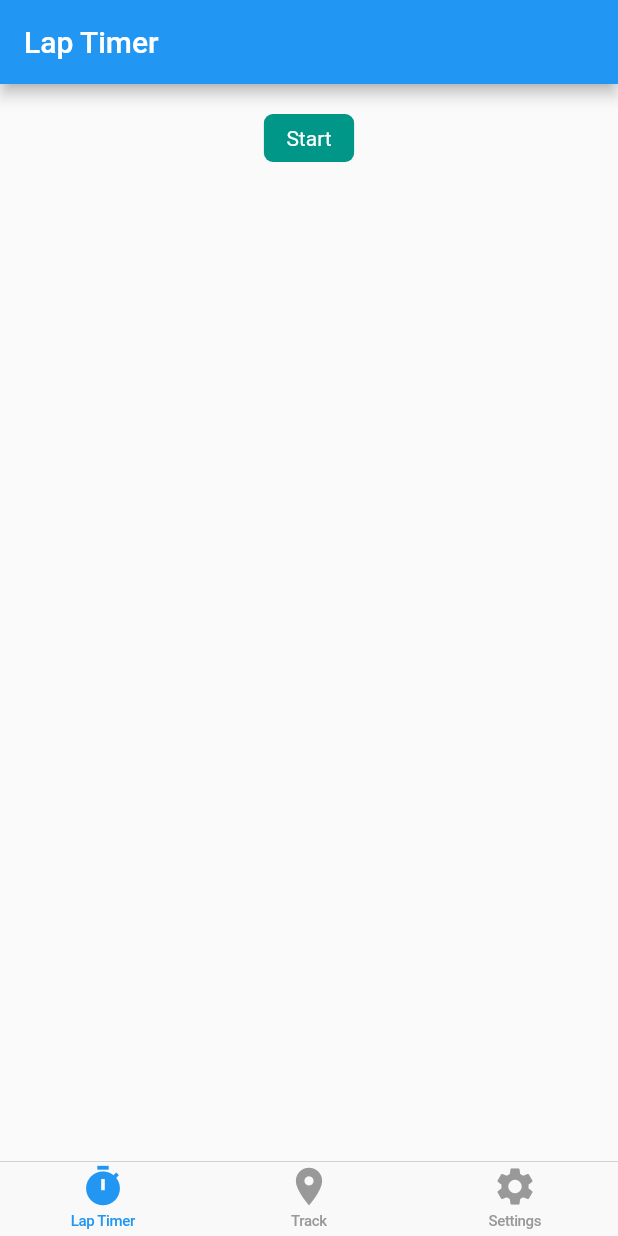
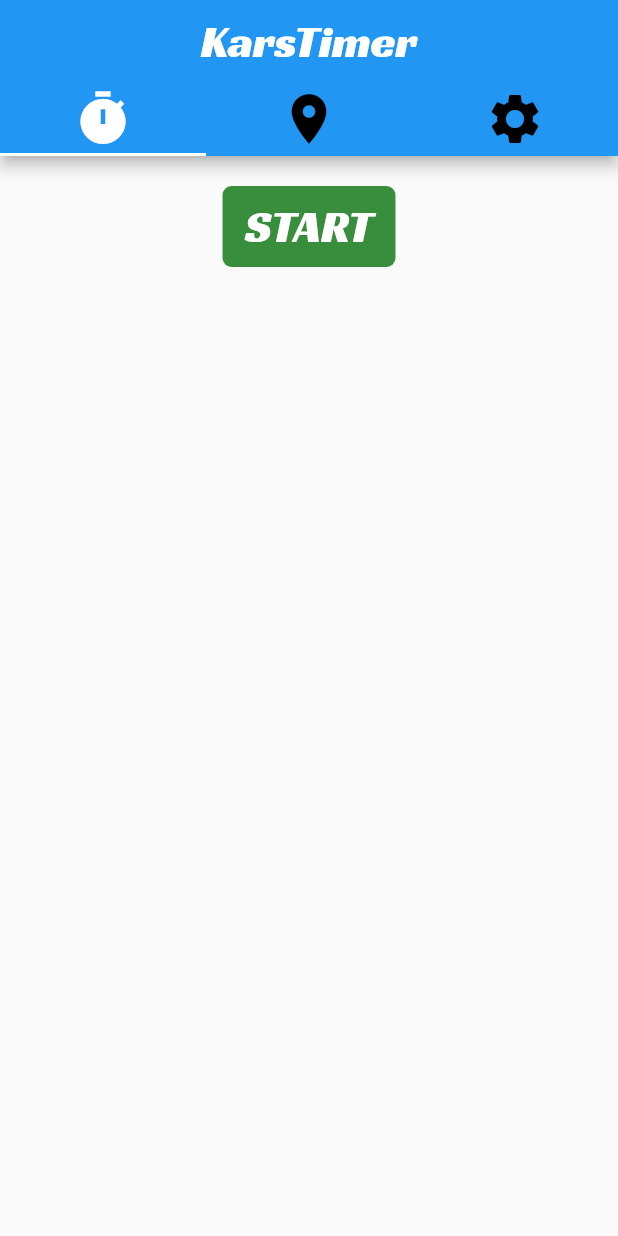
Before and after one commit to markleavitt/karstimer, a Flutter app: the screen it shows after launch, on a phone screen of 412 x 824 dp. Run offline on Flutter 3.47's test engine with Material 2 defaults, Android fonts, the phone set to English and light mode, and no system bars; missing offline and left inert: geolocation.

Commit message:
Added custom font, working (note timer tab loses state on switching tabs, need to fix)

```diff
--- a/lib/main.dart
+++ b/lib/main.dart
@@ -2,7 +2,6 @@
 //  Geolocation library Copyright (c) 2018 Loup Inc.
 //  Licensed under Apache License v2.0
 
-import 'package:flutter/cupertino.dart';
 import 'package:flutter/material.dart';
 import 'package:geolocation/geolocation.dart';
 import 'tab_track.dart';
@@ -29,37 +28,33 @@ class _MyAppState extends State<MyApp> {
   @override
   Widget build(BuildContext context) {
     return MaterialApp(
-      home: CupertinoTabScaffold(
-        tabBar: CupertinoTabBar(
-          items: <BottomNavigationBarItem>[
-            BottomNavigationBarItem(
-              title: Text('Lap Timer'),
-              icon: Icon(Icons.timer),
+      home: DefaultTabController(
+        length: 3,
+        child: Scaffold(
+            appBar: AppBar(
+              bottom: TabBar(
+                tabs: [
+                  Tab(icon: Icon(Icons.timer, size: 40.0)),
+                  Tab(icon: Icon(Icons.location_on, size: 40.0)),
+                  Tab(icon: Icon(Icons.settings, size: 40.0))
+                ],
+                unselectedLabelColor: Colors.black,
+              ),
+              title: Center(
+                child: Text(
+                  'KarsTimer',
+                  style: TextStyle(
+                    fontSize: 30.0,
+                    fontFamily: 'RacingSansOne',
+                  ),
+                ),
+              ),
             ),
-            BottomNavigationBarItem(
-              title: Text('Track'),
-              icon: Icon(Icons.location_on),
-            ),
-            BottomNavigationBarItem(
-              title: Text('Settings'),
-              icon: Icon(Icons.settings),
-            ),
-          ],
-        ),
-        tabBuilder: (BuildContext context, int index) {
-          return CupertinoTabView(
-            builder: (BuildContext context) {
-              switch (index) {
-                case 0:
-                  return TabLapTimer();
-                case 1:
-                  return TabTrack();
-                case 2:
-                  return TabSettings();
-              }
-            },
-          );
-        },
+            body: TabBarView(children: [
+              TabLapTimer(),
+              TabTrack(),
+              TabSettings(),
+            ])),
       ),
     );
   }
@@ -73,3 +68,36 @@ class _MyAppState extends State<MyApp> {
     });
   }
 }
+
+// CupertinoTabScaffold(
+// tabBar: CupertinoTabBar(
+// items: <BottomNavigationBarItem>[
+// BottomNavigationBarItem(
+// title: Text('Lap Timer'),
+// icon: Icon(Icons.timer),
+// ),
+// BottomNavigationBarItem(
+// title: Text('Track'),
+// icon: Icon(Icons.location_on),
+// ),
+// BottomNavigationBarItem(
+// title: Text('Settings'),
+// icon: Icon(Icons.settings),
+// ),
+// ],
+// ),
+// tabBuilder: (BuildContext context, int index) {
+// return CupertinoTabView(
+// builder: (BuildContext context) {
+// switch (index) {
+// case 0:
+// return TabLapTimer();
+// case 1:
+// return TabTrack();
+// case 2:
+// return TabSettings();
+// }
+// },
+// );
+// },
+// ),
--- a/lib/tab_lap_timer.dart
+++ b/lib/tab_lap_timer.dart
@@ -1,8 +1,5 @@
 import 'dart:async';
-import 'package:flutter/cupertino.dart';
-import 'package:flutter/foundation.dart';
 import 'package:flutter/material.dart';
-import 'package:flutter/widgets.dart';
 import 'package:geolocation/geolocation.dart';
 
 class TabLapTimer extends StatefulWidget {
@@ -19,7 +16,9 @@ class _TabLapTimerState extends State<TabLapTimer> {
   @override
   dispose() {
     super.dispose();
-    _subscription.cancel();
+    if (_subscription != null) {
+      _subscription.cancel();
+    }
   }
 
   _onTogglePressed() {
@@ -64,25 +63,26 @@ class _TabLapTimerState extends State<TabLapTimer> {
 
   @override
   Widget build(BuildContext context) {
-    List<Widget> children = [
-      _Header(
-        isRunning: _isTracking,
-        onTogglePressed: _onTogglePressed,
-      )
-    ];
-
+    List<Widget> children = [];
     children.addAll(ListTile.divideTiles(
       context: context,
       tiles: _locations.map((location) => _Item(data: location)).toList(),
     ));
 
-    return Scaffold(
-      appBar: AppBar(
-        title: Text('Lap Timer'),
-      ),
-      body: ListView(
-        children: children,
-      ),
+    return Column(
+      mainAxisAlignment: MainAxisAlignment.start,
+      crossAxisAlignment: CrossAxisAlignment.stretch,
+      children: [
+        _Header(
+          isRunning: _isTracking,
+          onTogglePressed: _onTogglePressed,
+        ),
+        Expanded(
+          child: ListView(
+            children: children,
+          ),
+        ),
+      ],
     );
   }
 }
@@ -99,8 +99,8 @@ class _Header extends StatelessWidget {
       padding: const EdgeInsets.symmetric(vertical: 20.0),
       child: Center(
         child: _HeaderButton(
-          title: isRunning ? 'Stop' : 'Start',
-          color: isRunning ? Colors.deepOrange : Colors.teal,
+          title: isRunning ? 'STOP' : 'START',
+          color: isRunning ? Colors.red : Colors.green[700],
           onTap: onTogglePressed,
         ),
       ),
@@ -132,7 +132,11 @@ class _HeaderButton extends StatelessWidget {
           ),
           child: Text(
             title,
-            style: const TextStyle(color: Colors.white),
+            style: const TextStyle(
+              color: Colors.white,
+              fontSize: 30.0,
+              fontFamily: 'RacingSansOne',
+            ),
           ),
         ),
       ),
--- a/lib/tab_settings.dart
+++ b/lib/tab_settings.dart
@@ -1,7 +1,4 @@
-import 'package:flutter/cupertino.dart';
-import 'package:flutter/foundation.dart';
 import 'package:flutter/material.dart';
-import 'package:flutter/widgets.dart';
 import 'package:geolocation/geolocation.dart';
 
 class TabSettings extends StatefulWidget {
--- a/lib/tab_track.dart
+++ b/lib/tab_track.dart
@@ -1,10 +1,7 @@
 import 'dart:async';
 import 'dart:math' as math;
 
-import 'package:flutter/cupertino.dart';
-import 'package:flutter/foundation.dart';
 import 'package:flutter/material.dart';
-import 'package:flutter/widgets.dart';
 import 'package:geolocation/geolocation.dart';
 
 class TabTrack extends StatefulWidget {
```
Also changed, not shown: pubspec.yaml (+7 -35 lines), fonts/RacingSansOne-Regular.ttf (added), images/car.png (added).
